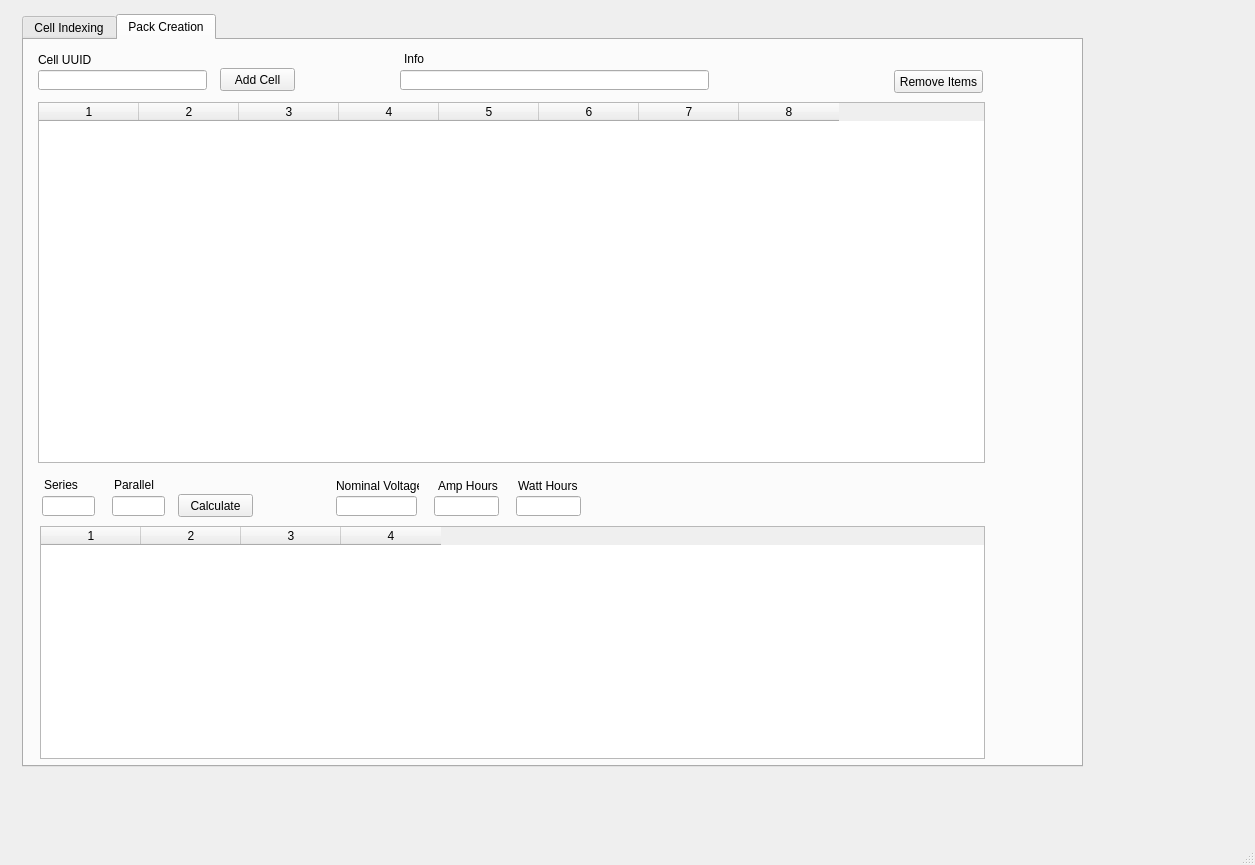
First picture: the form in UI/PackerUI.ui, repository alex3dbros/batterypacker, before the edit.
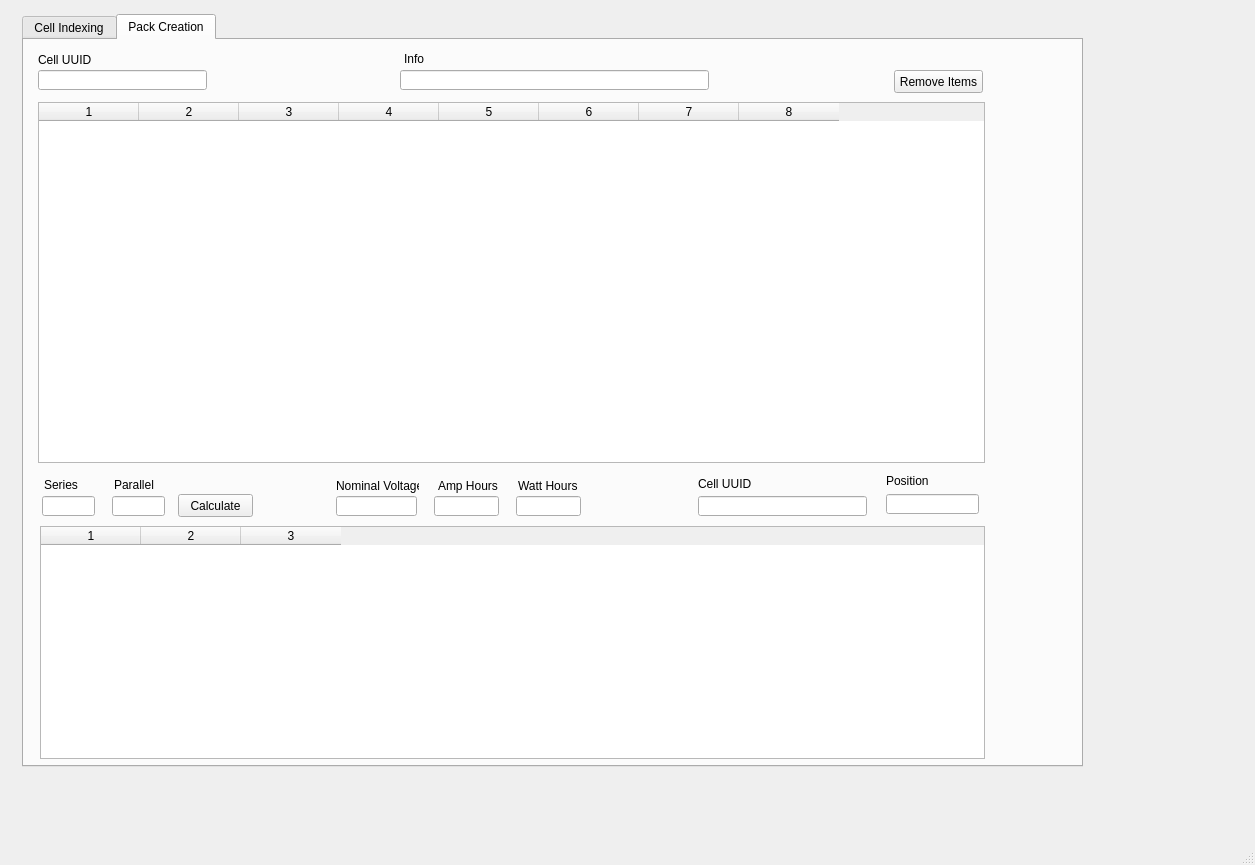
Second picture: the form after the edit. The open tabs and pages were chosen to show the change. Icons and pictures are not drawn.

```diff
--- a/UI/PackerUI.ui
+++ b/UI/PackerUI.ui
@@ -325,19 +325,6 @@
        <string>Cell UUID</string>
       </property>
      </widget>
-     <widget class="QPushButton" name="add_cell_pack">
-      <property name="geometry">
-       <rect>
-        <x>196</x>
-        <y>28</y>
-        <width>75</width>
-        <height>23</height>
-       </rect>
-      </property>
-      <property name="text">
-       <string>Add Cell</string>
-      </property>
-     </widget>
      <widget class="QPushButton" name="remove_indexed_items">
       <property name="geometry">
        <rect>
@@ -536,7 +523,7 @@
        <number>0</number>
       </property>
       <property name="columnCount">
-       <number>4</number>
+       <number>3</number>
       </property>
       <attribute name="horizontalHeaderDefaultSectionSize">
        <number>100</number>
@@ -544,7 +531,61 @@
       <column/>
       <column/>
       <column/>
-      <column/>
+     </widget>
+     <widget class="QLineEdit" name="cell_uuid_pack_creation">
+      <property name="geometry">
+       <rect>
+        <x>674</x>
+        <y>456</y>
+        <width>169</width>
+        <height>20</height>
+       </rect>
+      </property>
+      <property name="text">
+       <string/>
+      </property>
+     </widget>
+     <widget class="QLabel" name="label_12">
+      <property name="geometry">
+       <rect>
+        <x>674</x>
+        <y>436</y>
+        <width>63</width>
+        <height>16</height>
+       </rect>
+      </property>
+      <property name="text">
+       <string>Cell UUID</string>
+      </property>
+     </widget>
+     <widget class="QLineEdit" name="position_in_pack">
+      <property name="geometry">
+       <rect>
+        <x>862</x>
+        <y>454</y>
+        <width>93</width>
+        <height>20</height>
+       </rect>
+      </property>
+      <property name="text">
+       <string/>
+      </property>
+      <property name="readOnly">
+       <bool>true</bool>
+      </property>
+     </widget>
+     <widget class="QLabel" name="label_13">
+      <property name="geometry">
+       <rect>
+        <x>862</x>
+        <y>434</y>
+        <width>47</width>
+        <height>13</height>
+       </rect>
+      </property>
+      <property name="text">
+       <string>Position</string>
+      </property>
      </widget>
     </widget>
    </widget>
```
Left out of the diff: 15 changed lines with no effect on the pictures.
